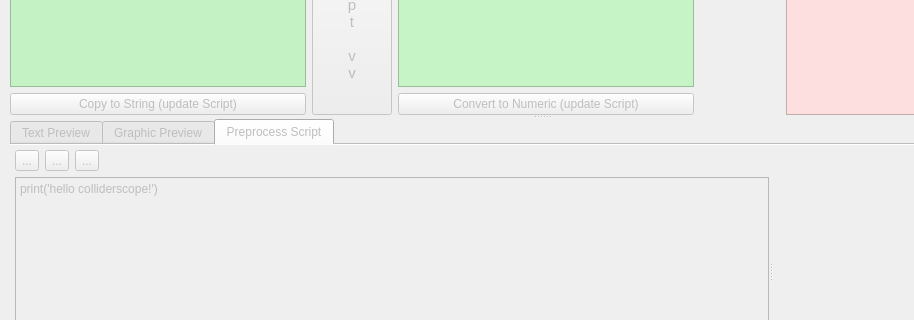
Old version of the form form.ui in the repository kevinanewman/colliderscope2024; both pictures show x 0 to 914 and y 294 to 614 of the 1083 by 723 pixel window.
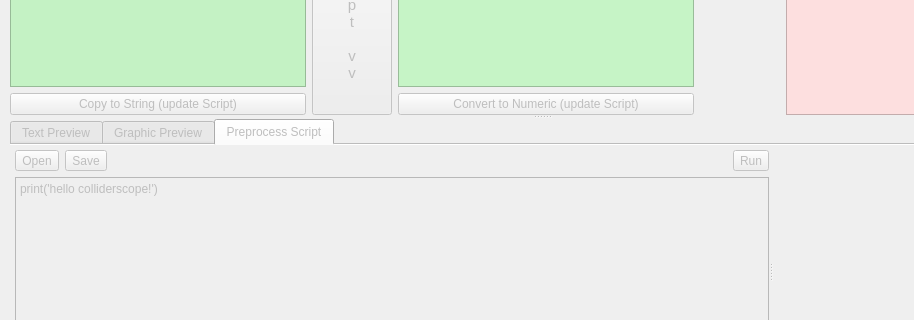
New version of the form. The open tabs and pages were chosen to show the change. Icons and pictures are not drawn. Custom widgets are drawn as their Qt base class.

Commit message: implement triage script save and load buttons

Patch:
```diff
--- a/form.ui
+++ b/form.ui
@@ -627,7 +627,7 @@
           <property name="childrenCollapsible">
            <bool>false</bool>
           </property>
-          <widget class="QWidget" name="">
+          <widget class="QWidget" name="layoutWidget">
            <layout class="QVBoxLayout" name="verticalLayout_3">
             <item>
              <widget class="QLabel" name="label">
@@ -1189,7 +1189,7 @@
                <property name="orientation">
                 <enum>Qt::Horizontal</enum>
                </property>
-               <widget class="QWidget" name="">
+               <widget class="QWidget" name="layoutWidget">
                 <layout class="QVBoxLayout" name="verticalLayout_5">
                  <item>
                   <layout class="QHBoxLayout" name="horizontalLayout_6">
@@ -1199,12 +1199,15 @@
                       <string>Load Script</string>
                      </property>
                      <property name="text">
-                      <string>...</string>
+                      <string>Open</string>
                      </property>
                      <property name="icon">
                       <iconset>
                        <normaloff>assets/open_line.svg</normaloff>assets/open_line.svg</iconset>
                      </property>
+                     <property name="toolButtonStyle">
+                      <enum>Qt::ToolButtonTextBesideIcon</enum>
+                     </property>
                     </widget>
                    </item>
                    <item>
@@ -1213,25 +1216,17 @@
                       <string>Save Script</string>
                      </property>
                      <property name="text">
-                      <string>...</string>
+                      <string>Save</string>
                      </property>
                      <property name="icon">
                       <iconset>
                        <normaloff>assets/save.png</normaloff>assets/save.png</iconset>
                      </property>
-                    </widget>
-                   </item>
-                   <item>
-                    <widget class="QToolButton" name="script_run_toolButton">
-                     <property name="toolTip">
-                      <string>Run Script</string>
+                     <property name="toolButtonStyle">
+                      <enum>Qt::ToolButtonTextBesideIcon</enum>
                      </property>
-                     <property name="text">
-                      <string>...</string>
-                     </property>
-                     <property name="icon">
-                      <iconset>
-                       <normaloff>assets/run.svg</normaloff>assets/run.svg</iconset>
+                     <property name="arrowType">
+                      <enum>Qt::NoArrow</enum>
                      </property>
                     </widget>
                    </item>
@@ -1248,6 +1243,23 @@
                      </property>
                     </spacer>
                    </item>
+                   <item>
+                    <widget class="QToolButton" name="script_run_toolButton">
+                     <property name="toolTip">
+                      <string>Run Script</string>
+                     </property>
+                     <property name="text">
+                      <string>Run</string>
+                     </property>
+                     <property name="icon">
+                      <iconset>
+                       <normaloff>assets/run.svg</normaloff>assets/run.svg</iconset>
+                     </property>
+                     <property name="toolButtonStyle">
+                      <enum>Qt::ToolButtonTextBesideIcon</enum>
+                     </property>
+                    </widget>
+                   </item>
                   </layout>
                  </item>
                  <item>
```
Left out of the diff: 38 changed lines with no effect on the pictures. The commit also changes 3 other files.
